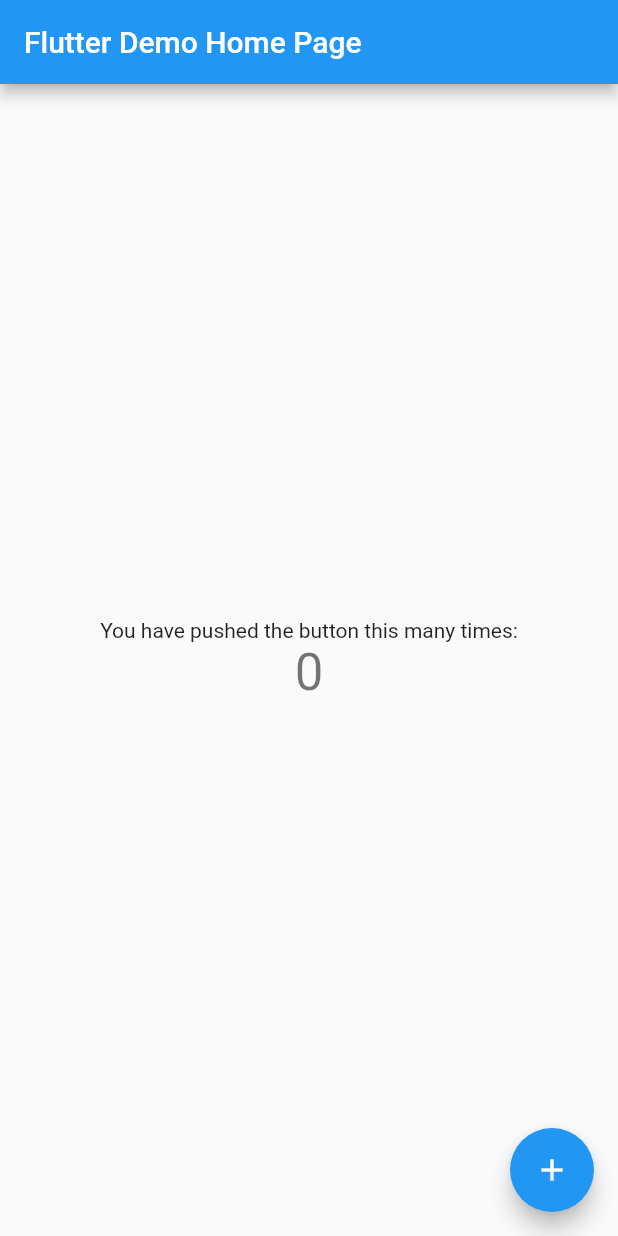
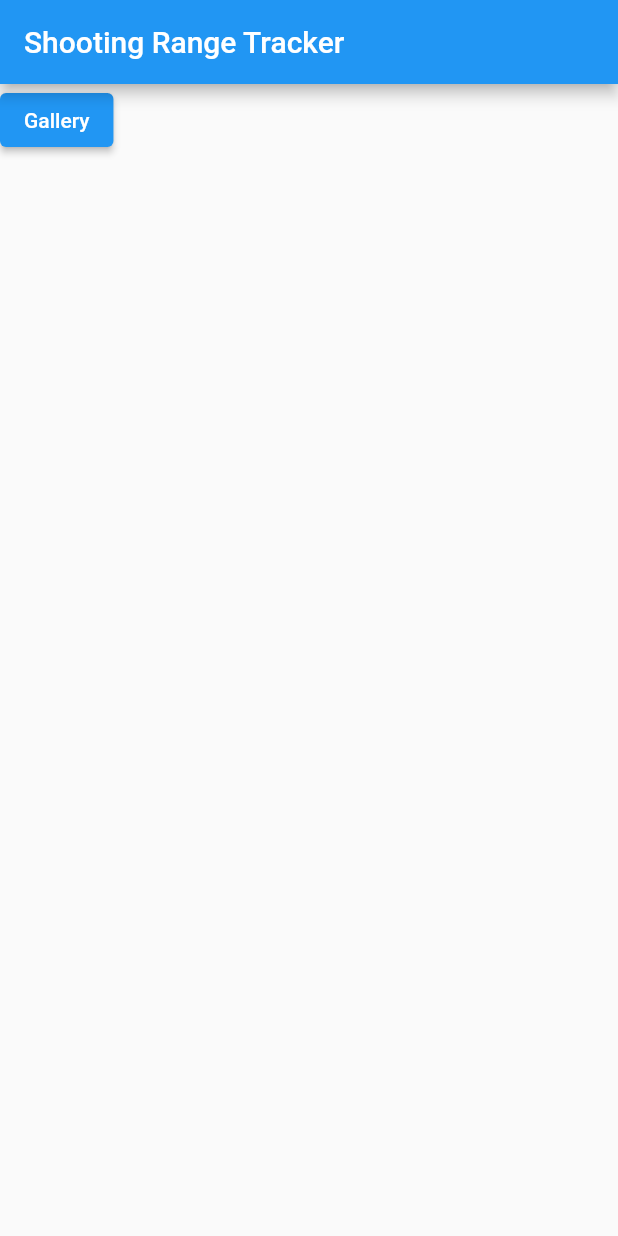
Before and after one commit to adpa1013/Shooting_Range_Tracker, a Flutter app: the screen it shows after launch, on a phone screen of 412 x 824 dp. Run offline on Flutter 3.47's test engine with Material 2 defaults, Android fonts, the phone set to English and light mode, and no system bars; our stand-ins replace flutter_hooks, flutter_riverpod, hooks_riverpod, image_picker.

Commit message:
First Steps

```diff
--- a/shooting_range_tracker/lib/main.dart
+++ b/shooting_range_tracker/lib/main.dart
@@ -1,113 +1,23 @@
+import 'package:flutter/cupertino.dart';
 import 'package:flutter/material.dart';
+import 'package:flutter_riverpod/flutter_riverpod.dart';
+import 'package:shooting_range_tracker/screens/home.dart';
 
 void main() {
-  runApp(MyApp());
+  runApp(ProviderScope(child: MyApp()));
 }
 
 class MyApp extends StatelessWidget {
-  // This widget is the root of your application.
   @override
   Widget build(BuildContext context) {
-    return MaterialApp(
-      title: 'Flutter Demo',
-      theme: ThemeData(
-        // This is the theme of your application.
-        //
-        // Try running your application with "flutter run". You'll see the
-        // application has a blue toolbar. Then, without quitting the app, try
-        // changing the primarySwatch below to Colors.green and then invoke
-        // "hot reload" (press "r" in the console where you ran "flutter run",
-        // or simply save your changes to "hot reload" in a Flutter IDE).
-        // Notice that the counter didn't reset back to zero; the application
-        // is not restarted.
-        primarySwatch: Colors.blue,
-      ),
-      home: MyHomePage(title: 'Flutter Demo Home Page'),
-    );
+    return new MaterialApp(
+        title: 'routing_app',
+        theme: new ThemeData(
+          primarySwatch: Colors.blue,
+        ),
+        initialRoute: '/',
+        routes: {
+          '/': (context) => Home(),
+        });
   }
 }
-
-class MyHomePage extends StatefulWidget {
-  MyHomePage({Key key, this.title}) : super(key: key);
-
-  // This widget is the home page of your application. It is stateful, meaning
-  // that it has a State object (defined below) that contains fields that affect
-  // how it looks.
-
-  // This class is the configuration for the state. It holds the values (in this
-  // case the title) provided by the parent (in this case the App widget) and
-  // used by the build method of the State. Fields in a Widget subclass are
-  // always marked "final".
-
-  final String title;
-
-  @override
-  _MyHomePageState createState() => _MyHomePageState();
-}
-
-class _MyHomePageState extends State<MyHomePage> {
-  int _counter = 0;
-
-  void _incrementCounter() {
-    setState(() {
-      // This call to setState tells the Flutter framework that something has
-      // changed in this State, which causes it to rerun the build method below
-      // so that the display can reflect the updated values. If we changed
-      // _counter without calling setState(), then the build method would not be
-      // called again, and so nothing would appear to happen.
-      _counter++;
-    });
-  }
-
-  @override
-  Widget build(BuildContext context) {
-    // This method is rerun every time setState is called, for instance as done
-    // by the _incrementCounter method above.
-    //
-    // The Flutter framework has been optimized to make rerunning build methods
-    // fast, so that you can just rebuild anything that needs updating rather
-    // than having to individually change instances of widgets.
-    return Scaffold(
-      appBar: AppBar(
-        // Here we take the value from the MyHomePage object that was created by
-        // the App.build method, and use it to set our appbar title.
-        title: Text(widget.title),
-      ),
-      body: Center(
-        // Center is a layout widget. It takes a single child and positions it
-        // in the middle of the parent.
-        child: Column(
-          // Column is also a layout widget. It takes a list of children and
-          // arranges them vertically. By default, it sizes itself to fit its
-          // children horizontally, and tries to be as tall as its parent.
-          //
-          // Invoke "debug painting" (press "p" in the console, choose the
-          // "Toggle Debug Paint" action from the Flutter Inspector in Android
-          // Studio, or the "Toggle Debug Paint" command in Visual Studio Code)
-          // to see the wireframe for each widget.
-          //
-          // Column has various properties to control how it sizes itself and
-          // how it positions its children. Here we use mainAxisAlignment to
-          // center the children vertically; the main axis here is the vertical
-          // axis because Columns are vertical (the cross axis would be
-          // horizontal).
-          mainAxisAlignment: MainAxisAlignment.center,
-          children: <Widget>[
-            Text(
-              'You have pushed the button this many times:',
-            ),
-            Text(
-              '$_counter',
-              style: Theme.of(context).textTheme.headline4,
-            ),
-          ],
-        ),
-      ),
-      floatingActionButton: FloatingActionButton(
-        onPressed: _incrementCounter,
-        tooltip: 'Increment',
-        child: Icon(Icons.add),
-      ), // This trailing comma makes auto-formatting nicer for build methods.
-    );
-  }
-}
--- /dev/null
+++ b/shooting_range_tracker/lib/providers/img_provider.dart
@@ -0,0 +1,16 @@
+import 'dart:io';
+
+import 'package:flutter_riverpod/flutter_riverpod.dart';
+import 'package:image_picker/image_picker.dart';
+
+final cameraProvider = FutureProvider<PickedFile>((ref) async {
+  PickedFile foto = await ImagePicker.platform
+      .pickImage(source: ImageSource.camera, imageQuality: 50);
+  return foto;
+});
+
+final galleryProvider = FutureProvider<PickedFile>((ref) async {
+  PickedFile foto = await ImagePicker.platform
+      .pickImage(source: ImageSource.gallery, imageQuality: 50);
+  return foto;
+});
--- /dev/null
+++ b/shooting_range_tracker/lib/screens/home.dart
@@ -0,0 +1,33 @@
+import 'dart:io';
+
+import 'package:flutter_riverpod/flutter_riverpod.dart';
+import 'package:hooks_riverpod/hooks_riverpod.dart';
+
+import 'package:flutter/cupertino.dart';
+import 'package:flutter/material.dart';
+import 'package:flutter_hooks/flutter_hooks.dart';
+import 'package:shooting_range_tracker/providers/img_provider.dart';
+
+class Home extends HookWidget {
+  @override
+  Widget build(BuildContext context) {
+    return Scaffold(
+      appBar: AppBar(
+        title: Text(
+          'Shooting Range Tracker',
+          key: Key('homeTitle'),
+        ),
+      ),
+      body: Column(
+        children: [
+          ElevatedButton(onPressed: () {}, child: Text("Gallery")),
+          // Image(
+          //   image: FileImage(
+          //     File(gallery.data.value.path),
+          //   ),
+          // )
+        ],
+      ),
+    );
+  }
+}
--- a/shooting_range_tracker/pubspec.yaml
+++ b/shooting_range_tracker/pubspec.yaml
@@ -23,6 +23,11 @@
 dependencies:
   flutter:
     sdk: flutter
+  flutter_riverpod: ^0.13.1
+  flutter_hooks: ^0.16.0
+  hooks_riverpod: ^0.13.1
+  image_picker: ^0.7.4
+
 
 
   # The following adds the Cupertino Icons font to your application.
```
Also changed, not shown: 2 other files.
